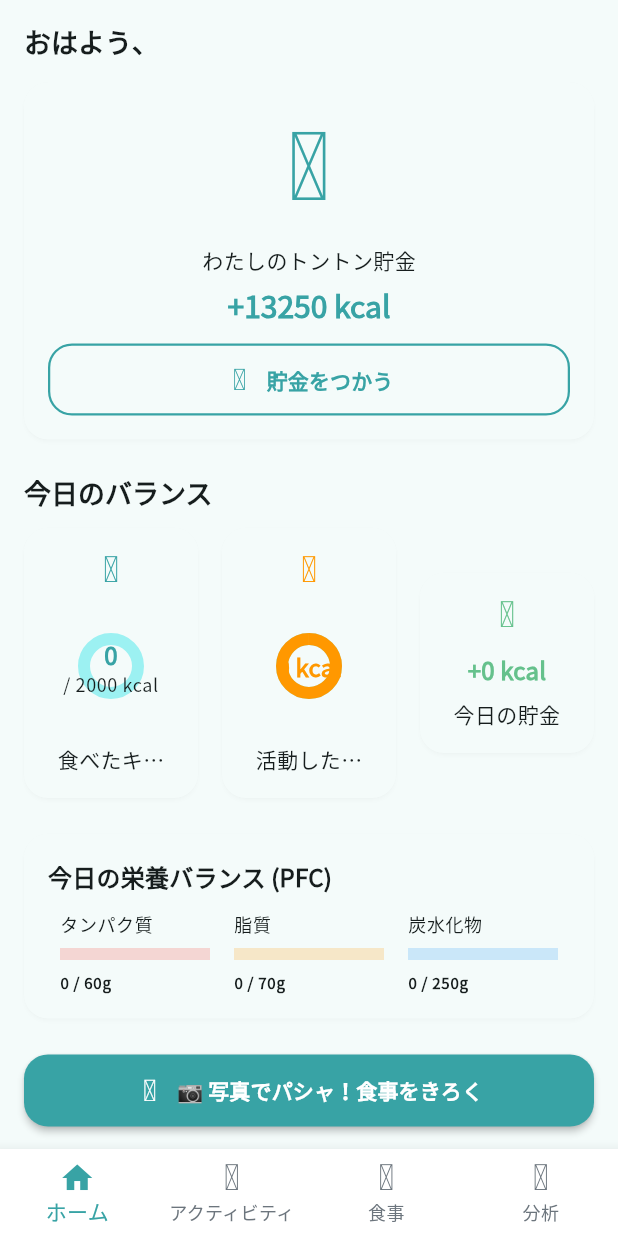
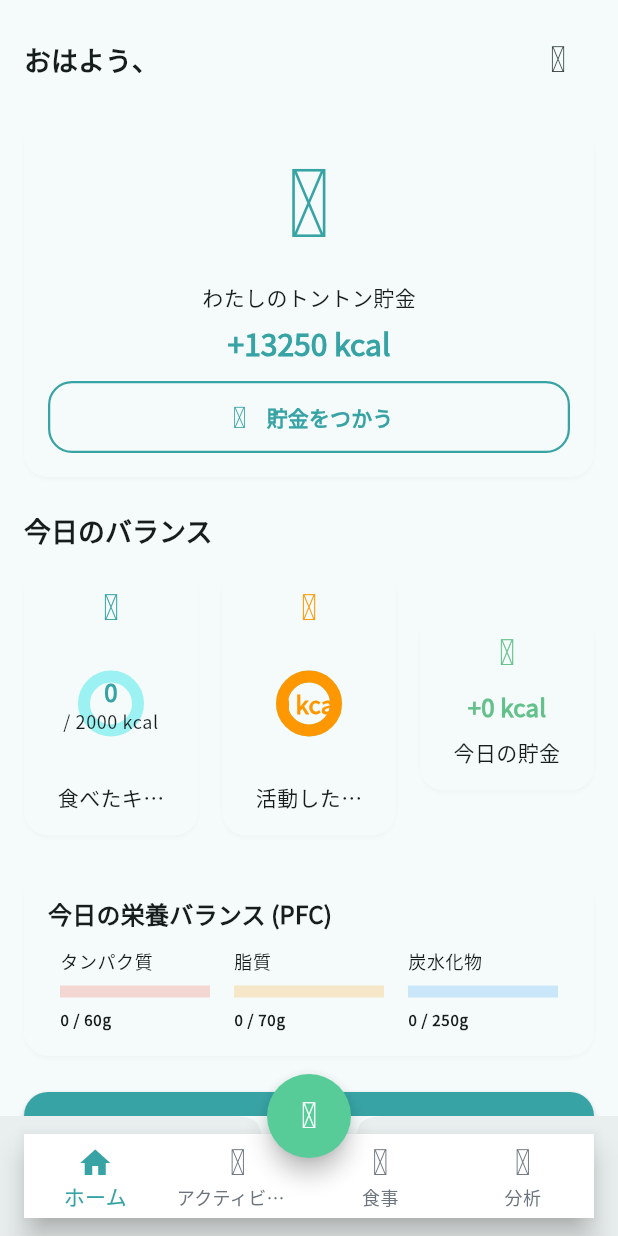
Before and after one commit to DELAxGithub/tonton, a Flutter app: the HomeScreenPhase3 screen opened by its route, on a phone screen of 412 x 824 dp. Run offline on Flutter 3.47's test engine with Material 3 defaults, Android fonts, the phone set to English and light mode, and no system bars; our stand-ins replace fl_chart, flutter_dotenv, flutter_riverpod, go_router, hive, hive_flutter and 4 more; missing offline and left inert: dashbook, health; accounts and stored records are empty; generated files the repository leaves out were written again; statements that could not run were skipped.

Commit message:
Add camera-centered navigation bar and settings icon

```diff
--- a/lib/design_system/templates/app_shell.dart
+++ b/lib/design_system/templates/app_shell.dart
@@ -13,6 +13,7 @@ class AppShell extends StatelessWidget {
 
   /// Optional floating action button.
   final Widget? floatingActionButton;
+  final FloatingActionButtonLocation? floatingActionButtonLocation;
 
   /// Background color for the scaffold.
   final Color? backgroundColor;
@@ -24,6 +25,7 @@ class AppShell extends StatelessWidget {
     this.bottomNavigationBar,
     this.floatingActionButton,
     this.backgroundColor,
+    this.floatingActionButtonLocation,
   });
 
   @override
@@ -34,6 +36,7 @@ class AppShell extends StatelessWidget {
       body: SafeArea(child: body),
       bottomNavigationBar: bottomNavigationBar,
       floatingActionButton: floatingActionButton,
+      floatingActionButtonLocation: floatingActionButtonLocation,
     );
   }
 }
--- a/lib/l10n/app_en.arb
+++ b/lib/l10n/app_en.arb
@@ -5,6 +5,7 @@
   "tabMeals": "Meals",
   "tabHome": "Home",
   "tabInsights": "Insights",
+  "tabRecord": "Record",
   "tabSettings": "Settings",
   "todaysCalories": "Today's Calories",
   "yourProgress": "Your Progress",
--- a/lib/l10n/app_ja.arb
+++ b/lib/l10n/app_ja.arb
@@ -5,6 +5,7 @@
   "tabMeals": "食事",
   "tabHome": "ホーム",
   "tabInsights": "分析",
+  "tabRecord": "記録",
   "tabSettings": "設定",
   "todaysCalories": "今日のカロリー",
   "yourProgress": "あなたの進捗",
--- a/lib/l10n/app_localizations.dart
+++ b/lib/l10n/app_localizations.dart
@@ -51,6 +51,7 @@ class AppLocalizations {
   String get tabMeals => _getString('tabMeals') ?? '';
   String get tabHome => _getString('tabHome') ?? '';
   String get tabInsights => _getString('tabInsights') ?? '';
+  String get tabRecord => _getString('tabRecord') ?? '';
   String get todaysMeals => _getString('todaysMeals') ?? '';
   String get todaysCalories => _getString('todaysCalories') ?? '';
   String get consumed => _getString('consumed') ?? '';
--- a/lib/routes/router.dart
+++ b/lib/routes/router.dart
@@ -18,6 +18,7 @@ import '../screens/profile_screen.dart';
 import '../features/onboarding/onboarding_screen.dart';
 import '../screens/onboarding_set_start_date_screen.dart';
 import '../providers/onboarding_providers.dart';
+import '../l10n/app_localizations.dart';
 import '../screens/settings_screen.dart';
 import '../screens/progress_achievements_screen.dart';
 import '../screens/ai_meal_logging/ai_meal_logging_step1_camera.dart';
@@ -29,6 +30,7 @@ import '../design_system/templates/app_shell.dart';
 import '../models/meal_record.dart';
 import 'dart:io';
 import '../models/estimated_meal_nutrition.dart';
+import '../utils/icon_mapper.dart';
 
 /// Route names for named navigation
 class TontonRoutes {
@@ -125,10 +127,14 @@ final routerProvider = Provider<GoRouter>((ref) {
           builder: (context, state, child) {
             final appPage = child is AppPage ? child as AppPage : null;
             final appBar = appPage?.buildAppBar(context);
-            final fab = appPage?.buildFloatingActionButton(context);
             return AppShell(
               appBar: appBar,
-              floatingActionButton: fab,
+              floatingActionButton: FloatingActionButton(
+                onPressed: () => context.go(TontonRoutes.aiMealCamera),
+                tooltip: AppLocalizations.of(context).tabRecord,
+                child: Icon(TontonIcons.camera),
+              ),
+              floatingActionButtonLocation: FloatingActionButtonLocation.centerDocked,
               bottomNavigationBar: MainNavigationBar(location: state.matchedLocation),
               body: child,
           );
--- a/lib/screens/home_screen_phase3.dart
+++ b/lib/screens/home_screen_phase3.dart
@@ -53,15 +53,22 @@ class HomeScreenPhase3 extends ConsumerWidget {
       loading: () => const Center(child: CircularProgressIndicator()),
       error: (e, _) => Center(child: Text('Error: $e')),
       data: (summary) {
+        final l10n = AppLocalizations.of(context);
         return StandardPageLayout(
           children: [
             Padding(
               padding: const EdgeInsets.only(bottom: Spacing.md),
               child: Row(
+                mainAxisAlignment: MainAxisAlignment.spaceBetween,
                 children: [
                   Text(
                     '$greeting、$userName',
                     style: Theme.of(context).textTheme.titleLarge,
+                  ),
+                  IconButton(
+                    icon: Icon(TontonIcons.pigface),
+                    tooltip: l10n.tabSettings,
+                    onPressed: () => context.push(TontonRoutes.settings),
                   ),
                 ],
               ),
--- a/lib/widgets/main_navigation_bar.dart
+++ b/lib/widgets/main_navigation_bar.dart
@@ -37,7 +37,10 @@ class MainNavigationBar extends StatelessWidget {
     final l10n = AppLocalizations.of(context);
     final currentIndex = _locationToIndex(location);
 
-    return BottomNavigationBar(
+    return BottomAppBar(
+      shape: const CircularNotchedRectangle(),
+      notchMargin: 6,
+      child: BottomNavigationBar(
         currentIndex: currentIndex,
         type: BottomNavigationBarType.fixed,
         onTap: (index) => _onTap(index, context),
@@ -59,6 +62,7 @@ class MainNavigationBar extends StatelessWidget {
             label: l10n.tabInsights,
           ),
         ],
+      ),
     );
   }
 }
```
Lines whose indentation alone changed are shown as unchanged.
